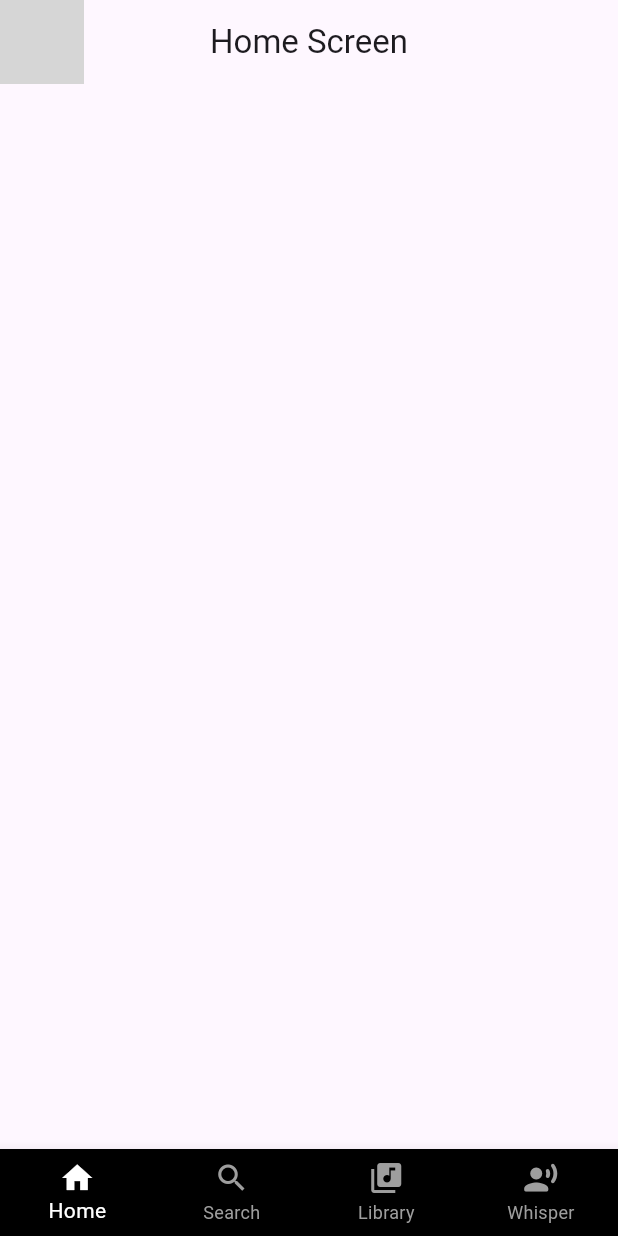
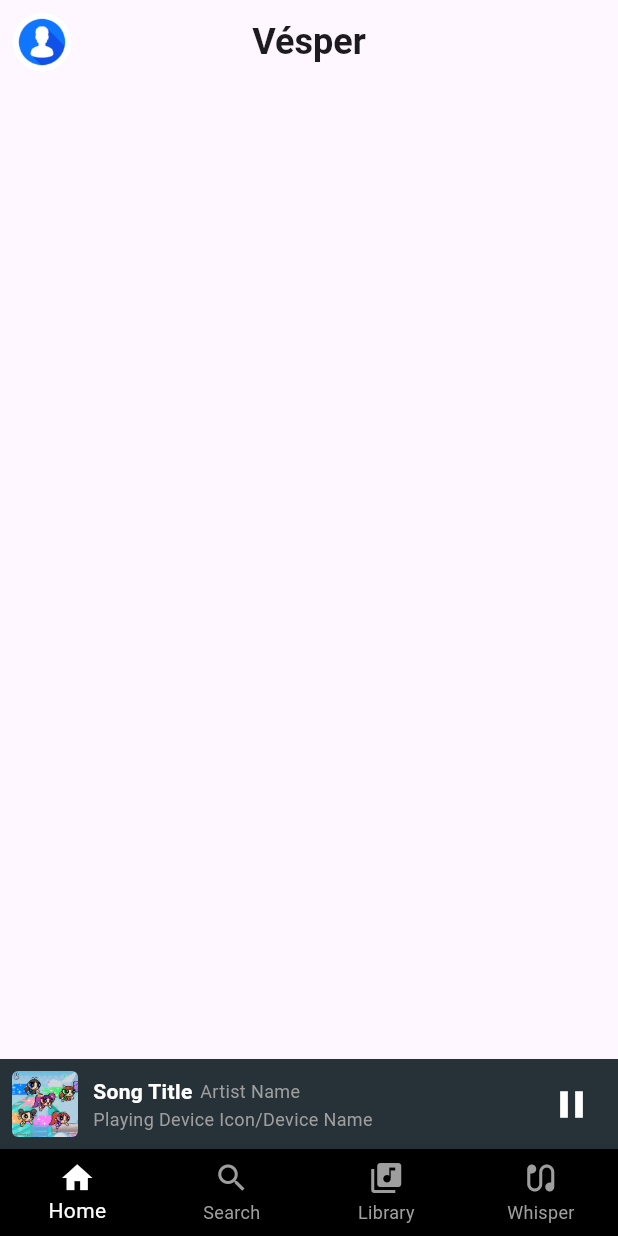
Before and after one commit to WickramaarachchiBS/Vespera---Music-and-Song-Recognition-App, a Flutter app: the screen it shows after launch, on a phone screen of 412 x 824 dp. Run offline on Flutter 3.47's test engine with Material 3 defaults, Android fonts, the phone set to English and light mode, and no system bars; grey boxes are pictures that could not be loaded.

Commit message:
Add music player UI and navigation structure
Introduces mini and full music player components, slide-up transition helper, and basic screens for Home, Search, Library, and Whisper. Adds assets for profile and album art, updates main app routing to use a common screen with bottom navigation, and refactors HomeScreen to remove redundant navigation. Updates project code style and pubspec to include assets.

```diff
--- /dev/null
+++ b/lib/elements/mini_music_player.dart
@@ -0,0 +1,78 @@
+import 'package:flutter/material.dart';
+import 'package:vespera/elements/music_player.dart';
+import 'package:vespera/helpers/slide_up_music_player.dart';
+
+class MiniMusicPlayer extends StatefulWidget {
+  const MiniMusicPlayer({super.key});
+
+  @override
+  State<MiniMusicPlayer> createState() => _MiniMusicPlayerState();
+}
+
+class _MiniMusicPlayerState extends State<MiniMusicPlayer> {
+  @override
+  Widget build(BuildContext context) {
+    // GestureDetector allows the whole container to be tappable
+    return GestureDetector(
+      onTap: () {
+        // Navigate to the full-screen player
+        Navigator.push(context, SlideUpPageRoute(page: const PlayerScreen()));
+        print('Mini Player Tapped!');
+      },
+      child: Container(
+        height: 60,
+        color: Colors.blueGrey[900], // A nice dark color for the player
+        child: const Row(
+          mainAxisAlignment: MainAxisAlignment.spaceBetween,
+          children: [
+            Padding(
+              padding: EdgeInsets.all(8.0),
+              child: Row(
+                children: [
+                  ClipRRect(
+                    // Added ClipRRect here
+                    borderRadius: BorderRadius.all(Radius.circular(4)), // Adjust radius as desired
+                    child: AspectRatio(
+                      aspectRatio: 1,
+                      child: Image(
+                        image: AssetImage('assets/newJeans.jpg'), // Add a placeholder album art
+                        fit: BoxFit.cover,
+                      ),
+                    ),
+                  ),
+                  SizedBox(width: 10),
+                  // Song Title and Artist
+                  Column(
+                    mainAxisAlignment: MainAxisAlignment.center,
+                    crossAxisAlignment: CrossAxisAlignment.start,
+                    children: [
+                      Row(
+                        children: [
+                          Text(
+                            'Song Title',
+                            style: TextStyle(color: Colors.white, fontWeight: FontWeight.bold),
+                          ),
+                          SizedBox(width: 5),
+                          Text('Artist Name', style: TextStyle(color: Colors.grey, fontSize: 12)),
+                        ],
+                      ),
+                      Text(
+                        'Playing Device Icon/Device Name',
+                        style: TextStyle(color: Colors.grey, fontSize: 12),
+                      ),
+                    ],
+                  ),
+                ],
+              ),
+            ),
+            // Play/Pause Button
+            Padding(
+              padding: EdgeInsets.only(right: 16.0),
+              child: Icon(Icons.pause, color: Colors.white, size: 30),
+            ),
+          ],
+        ),
+      ),
+    );
+  }
+}
--- /dev/null
+++ b/lib/helpers/slide_up_music_player.dart
@@ -0,0 +1,31 @@
+import 'package:flutter/material.dart';
+
+class SlideUpPageRoute extends PageRouteBuilder {
+  final Widget page;
+  SlideUpPageRoute({required this.page})
+    : super(
+        pageBuilder:
+            (
+              BuildContext context,
+              Animation<double> animation,
+              Animation<double> secondaryAnimation,
+            ) => page,
+        transitionsBuilder: (
+          BuildContext context,
+          Animation<double> animation,
+          Animation<double> secondaryAnimation,
+          Widget child,
+        ) {
+          // This defines the slide-up transition
+          const begin = Offset(0.0, 1.0);
+          const end = Offset.zero;
+          const curve = Curves.easeInOut;
+
+          var tween = Tween(begin: begin, end: end).chain(CurveTween(curve: curve));
+          var offsetAnimation = animation.drive(tween);
+
+          return SlideTransition(position: offsetAnimation, child: child);
+        },
+        transitionDuration: const Duration(milliseconds: 300),
+      );
+}
--- a/lib/main.dart
+++ b/lib/main.dart
@@ -1,4 +1,5 @@
 import 'package:flutter/material.dart';
+import 'package:vespera/screens/common_screen.dart';
 import 'package:vespera/screens/home_screen.dart';
 
 void main() {
@@ -16,9 +17,10 @@ class MyApp extends StatelessWidget {
       theme: ThemeData(colorScheme: ColorScheme.fromSeed(seedColor: Colors.deepPurple)),
       initialRoute: '/',
       routes: {
-        '/': (context) => const HomeScreen(),
+        '/': (context) => const CommonScreen(),
+        '/home': (context) => const HomeScreen(),
         '/search': (context) => const HomeScreen(),
-        '/library': (context) => const HomeScreen(),
+        'library': (context) => const HomeScreen(),
       },
     );
   }
--- /dev/null
+++ b/lib/screens/common_screen.dart
@@ -0,0 +1,65 @@
+import 'package:flutter/material.dart';
+import 'package:vespera/elements/mini_music_player.dart';
+import 'package:vespera/screens/home_screen.dart';
+import 'package:vespera/screens/library_screen.dart';
+import 'package:vespera/screens/search_screen.dart';
+import 'package:vespera/screens/whisper_screen.dart';
+
+class CommonScreen extends StatefulWidget {
+  const CommonScreen({super.key});
+
+  @override
+  State<CommonScreen> createState() => _CommonScreenState();
+}
+
+class _CommonScreenState extends State<CommonScreen> {
+  int _selectedIndex = 0;
+
+  static const List<Widget> _widgetOptions = <Widget>[
+    HomeScreen(),
+    SearchScreen(),
+    LibraryScreen(),
+    WhisperScreen(),
+  ];
+
+  void _onItemTapped(int index) {
+    setState(() {
+      _selectedIndex = index;
+    });
+  }
+
+  @override
+  Widget build(BuildContext context) {
+    return Scaffold(
+      appBar: AppBar(
+        title: const Text('Vésper', style: TextStyle(fontWeight: FontWeight.bold, fontSize: 24)),
+        centerTitle: true,
+        leading: const Padding(
+          padding: EdgeInsets.all(8.0),
+          child: CircleAvatar(backgroundImage: AssetImage('assets/profilePic.jpg')),
+        ),
+      ),
+      body: Column(
+        children: [
+          Expanded(child: Center(child: _widgetOptions.elementAt(_selectedIndex))),
+          const MiniMusicPlayer(),
+        ],
+      ),
+      bottomNavigationBar: BottomNavigationBar(
+        type: BottomNavigationBarType.fixed,
+        backgroundColor: Colors.black,
+        selectedItemColor: Colors.white,
+        unselectedItemColor: Colors.grey,
+        showUnselectedLabels: true,
+        items: const [
+          BottomNavigationBarItem(icon: Icon(Icons.home), label: 'Home'),
+          BottomNavigationBarItem(icon: Icon(Icons.search), label: 'Search'),
+          BottomNavigationBarItem(icon: Icon(Icons.library_music), label: 'Library'),
+          BottomNavigationBarItem(icon: Icon(Icons.earbuds), label: 'Whisper'),
+        ],
+        currentIndex: _selectedIndex,
+        onTap: _onItemTapped,
+      ),
+    );
+  }
+}
--- a/lib/screens/home_screen.dart
+++ b/lib/screens/home_screen.dart
@@ -10,52 +10,6 @@ class HomeScreen extends StatefulWidget {
 class _HomeScreenState extends State<HomeScreen> {
   @override
   Widget build(BuildContext context) {
-    return Scaffold(
-      appBar: AppBar(
-        title: const Text('Home Screen'),
-        centerTitle: true,
-        leading: Image(image: AssetImage('assetName')),
-      ),
-      body: const Center(
-        child: Column(
-          mainAxisAlignment: MainAxisAlignment.center,
-          children: [
-            Column(children: [Row(), Row(), Row()]),
-            Column(children: [Row(), Row(), Row()]),
-          ],
-        ),
-      ),
-      bottomNavigationBar: BottomNavigationBar(
-        type: BottomNavigationBarType.fixed,
-        backgroundColor: Colors.black,
-        selectedItemColor: Colors.white,
-        unselectedItemColor: Colors.grey,
-        showUnselectedLabels: true,
-        items: const [
-          BottomNavigationBarItem(icon: Icon(Icons.home), label: 'Home'),
-          BottomNavigationBarItem(icon: Icon(Icons.search), label: 'Search'),
-          BottomNavigationBarItem(icon: Icon(Icons.library_music), label: 'Library'),
-          BottomNavigationBarItem(icon: Icon(Icons.record_voice_over_rounded), label: 'Whisper'),
-        ],
-        currentIndex: 0,
-        onTap: (index) {
-          // Handle navigation based on the tapped index
-          switch (index) {
-            case 0:
-              Navigator.pushNamed(context, '/');
-              break;
-            case 1:
-              Navigator.pushNamed(context, '/search');
-              break;
-            case 2:
-              Navigator.pushNamed(context, '/library');
-              break;
-            case 3:
-              Navigator.pushNamed(context, '/library');
-              break;
-          }
-        },
-      ),
-    );
+    return Scaffold();
   }
 }
--- a/pubspec.yaml
+++ b/pubspec.yaml
@@ -58,8 +58,8 @@ flutter:
   uses-material-design: true
 
   # To add assets to your application, add an assets section, like this:
-  # assets:
-  #   - images/a_dot_burr.jpeg
+  assets:
+    - assets/
   #   - images/a_dot_ham.jpeg
 
   # An image asset can refer to one or more resolution-specific "variants", see
```
Also changed, not shown: lib/elements/music_player.dart (added, +147 -0 lines), lib/screens/library_screen.dart (added, +15 -0 lines), lib/screens/search_screen.dart (added, +15 -0 lines), lib/screens/whisper_screen.dart (added, +15 -0 lines), assets/newJeans.jpg (added), assets/profilePic.jpg (added).
